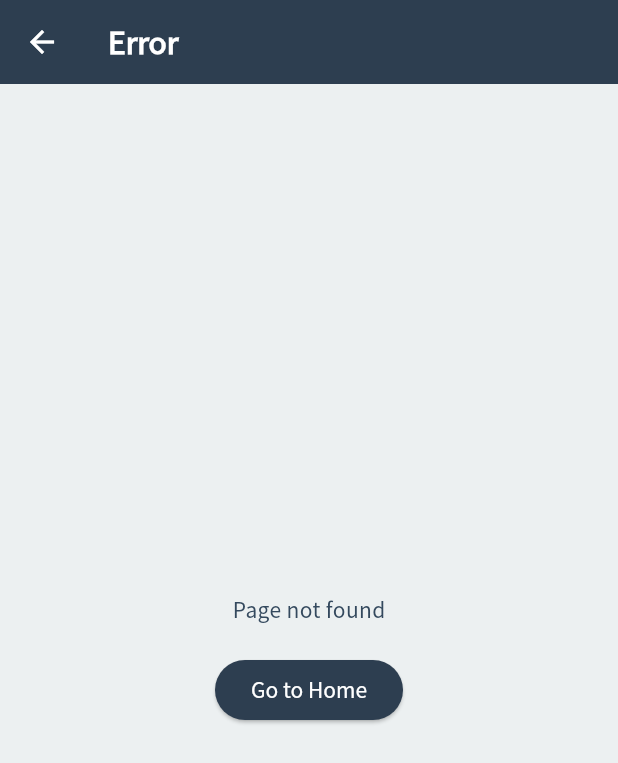
After one commit to Sharknia/hono-front, a Flutter app: the ErrorScreen screen opened directly, on a phone screen of 412 x 824 dp. The commit adds this screen. Shown: the top 763 px of the screen. Run offline on Flutter 3.47's test engine with Material 3 defaults, Android fonts, the phone set to English and light mode, and no system bars; our stand-ins replace dio, flutter_dotenv, flutter_riverpod, flutter_secure_storage, freezed_annotation, go_router; accounts and stored records are empty.

Commit message:
feat(router): Set up GoRouter configuration for task 4.1

```diff
--- a/hotdeal_tuum/lib/main.dart
+++ b/hotdeal_tuum/lib/main.dart
@@ -19,16 +19,18 @@ Future<void> main() async {
   );
 }
 
-class MyApp extends StatelessWidget {
+class MyApp extends ConsumerWidget {
   const MyApp({super.key});
 
   @override
-  Widget build(BuildContext context) {
+  Widget build(BuildContext context, WidgetRef ref) {
+    final router = ref.watch(goRouterProvider);
+
     return MaterialApp.router(
       title: 'Hotdeal Tuum',
       theme: AppTheme.lightTheme,
       debugShowCheckedModeBanner: false,
-      routerConfig: AppRouter.router,
+      routerConfig: router,
     );
   }
 }
--- /dev/null
+++ b/hotdeal_tuum/lib/presentation/screens/error_screen.dart
@@ -0,0 +1,27 @@
+import 'package:flutter/material.dart';
+import 'package:go_router/go_router.dart';
+
+class ErrorScreen extends StatelessWidget {
+  final String? error;
+  const ErrorScreen({super.key, this.error});
+
+  @override
+  Widget build(BuildContext context) {
+    return Scaffold(
+      appBar: AppBar(title: const Text('Error')),
+      body: Center(
+        child: Column(
+          mainAxisAlignment: MainAxisAlignment.center,
+          children: [
+            Text(error ?? 'Page not found'),
+            const SizedBox(height: 20),
+            ElevatedButton(
+              onPressed: () => context.go('/'),
+              child: const Text('Go to Home'),
+            ),
+          ],
+        ),
+      ),
+    );
+  }
+}
--- a/hotdeal_tuum/lib/presentation/screens/login_screen.dart
+++ b/hotdeal_tuum/lib/presentation/screens/login_screen.dart
@@ -3,6 +3,7 @@ import 'package:flutter_riverpod/flutter_riverpod.dart';
 import 'package:go_router/go_router.dart';
 import 'package:hotdeal_tuum/core/di/providers.dart';
 import 'package:hotdeal_tuum/domain/providers/auth/auth_state.dart';
+import 'package:hotdeal_tuum/routes/route_names.dart';
 
 class LoginScreen extends ConsumerWidget {
   const LoginScreen({super.key});
@@ -14,7 +15,7 @@ class LoginScreen extends ConsumerWidget {
       next.maybeWhen(
         authenticated: () {
           // Navigate to home on successful authentication
-          context.go('/home');
+          context.goNamed(AppRouteNames.home);
         },
         error: (message) {
           // Show a snackbar on error
--- a/hotdeal_tuum/lib/presentation/screens/splash_screen.dart
+++ b/hotdeal_tuum/lib/presentation/screens/splash_screen.dart
@@ -1,5 +1,6 @@
 import 'package:flutter/material.dart';
 import 'package:go_router/go_router.dart';
+import 'package:hotdeal_tuum/routes/route_names.dart';
 
 class SplashScreen extends StatefulWidget {
   const SplashScreen({super.key});
@@ -15,7 +16,7 @@ class _SplashScreenState extends State<SplashScreen> {
     // Simulate a delay for splash screen
     Future.delayed(const Duration(seconds: 2), () {
       if (mounted) {
-        context.go('/login');
+        context.goNamed(AppRouteNames.login);
       }
     });
   }
--- a/hotdeal_tuum/lib/routes/app_router.dart
+++ b/hotdeal_tuum/lib/routes/app_router.dart
@@ -1,32 +1,41 @@
 import 'package:flutter/material.dart';
+import 'package:flutter_riverpod/flutter_riverpod.dart';
 import 'package:go_router/go_router.dart';
+import 'package:hotdeal_tuum/presentation/screens/error_screen.dart';
 import 'package:hotdeal_tuum/presentation/screens/home_screen.dart';
 import 'package:hotdeal_tuum/presentation/screens/login_screen.dart';
 import 'package:hotdeal_tuum/presentation/screens/splash_screen.dart';
+import 'package:hotdeal_tuum/routes/route_names.dart';
 
-class AppRouter {
-  static final GoRouter router = GoRouter(
-    initialLocation: '/splash',
+final goRouterProvider = Provider<GoRouter>((ref) {
+  // final routerNotifier = ref.watch(routerNotifierProvider);
+
+  return GoRouter(
+    initialLocation: AppRoutePaths.splash,
+    // refreshListenable: routerNotifier,
     routes: <GoRoute>[
       GoRoute(
-        path: '/splash',
+        path: AppRoutePaths.splash,
+        name: AppRouteNames.splash,
         builder: (BuildContext context, GoRouterState state) {
           return const SplashScreen();
         },
       ),
       GoRoute(
-        path: '/login',
+        path: AppRoutePaths.login,
+        name: AppRouteNames.login,
         builder: (BuildContext context, GoRouterState state) {
           return const LoginScreen();
         },
       ),
       GoRoute(
-        path: '/home',
+        path: AppRoutePaths.home,
+        name: AppRouteNames.home,
         builder: (BuildContext from, GoRouterState state) {
           return const HomeScreen();
         },
       ),
     ],
-    // errorBuilder: (context, state) => ErrorScreen(error: state.error),
+    errorBuilder: (context, state) => ErrorScreen(error: state.error.toString()),
   );
-}
+});
```
Also changed, not shown: hotdeal_tuum/lib/routes/route_names.dart (added, +13 -0 lines), .taskmaster/tasks/tasks.json.
